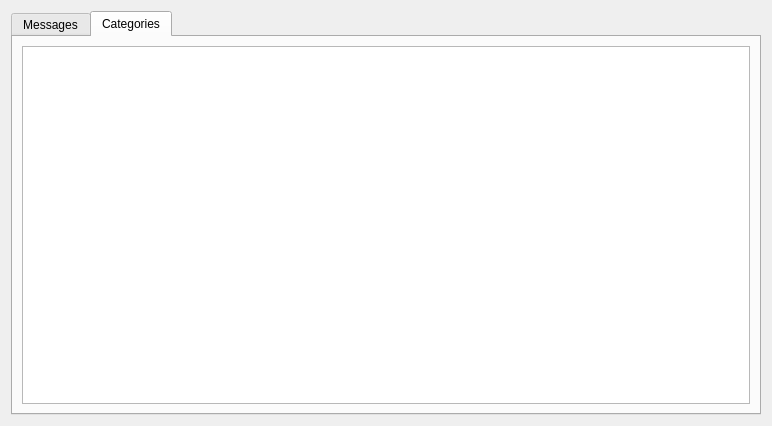
Above: ui/tools/messagehandler/messagehandlerwidget.ui from deepin-community/gammaray before the change. Below: the same form after it.
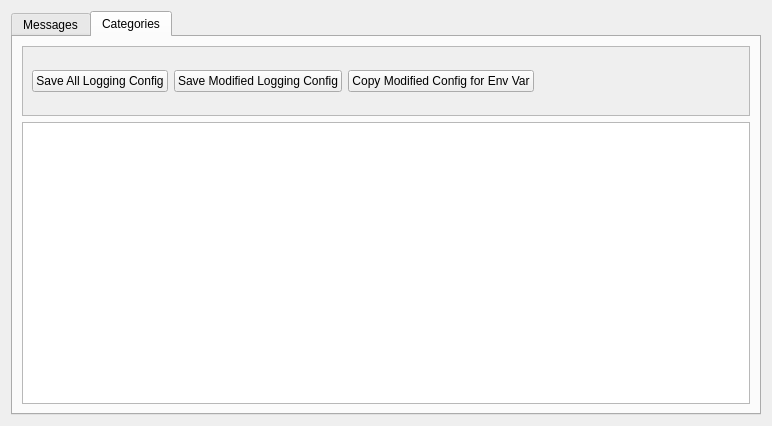
That is the form after the change. The open tabs and pages were chosen to show the change. Custom widgets are drawn as their Qt base class.

The edit to the form file:
```diff
--- a/ui/tools/messagehandler/messagehandlerwidget.ui
+++ b/ui/tools/messagehandler/messagehandlerwidget.ui
@@ -10,7 +10,7 @@
     <height>426</height>
    </rect>
   </property>
-  <layout class="QVBoxLayout" name="verticalLayout_3">
+  <layout class="QHBoxLayout" name="horizontalLayout_3">
    <item>
     <widget class="QTabWidget" name="tabWidget">
      <property name="currentIndex">
@@ -62,9 +62,77 @@
       <attribute name="title">
        <string>Categories</string>
       </attribute>
-      <layout class="QVBoxLayout" name="verticalLayout_4">
+      <layout class="QVBoxLayout" name="verticalLayout_5">
+       <item>
+        <widget class="QScrollArea" name="scrollArea">
+         <property name="sizePolicy">
+          <sizepolicy hsizetype="Expanding" vsizetype="Minimum">
+           <horstretch>0</horstretch>
+           <verstretch>0</verstretch>
+          </sizepolicy>
+         </property>
+         <property name="frameShadow">
+          <enum>QFrame::Shadow::Sunken</enum>
+         </property>
+         <property name="sizeAdjustPolicy">
+          <enum>QAbstractScrollArea::SizeAdjustPolicy::AdjustToContents</enum>
+         </property>
+         <property name="widgetResizable">
+          <bool>true</bool>
+         </property>
+         <widget class="QWidget" name="scrollAreaWidgetContents_3">
+          <property name="geometry">
+           <rect>
+            <x>0</x>
+            <y>0</y>
+            <width>730</width>
+            <height>68</height>
+           </rect>
+          </property>
+          <layout class="QHBoxLayout" name="horizontalLayout_4">
+           <item>
+            <widget class="QPushButton" name="saveAllConf">
+             <property name="text">
+              <string>Save All Logging Config</string>
+             </property>
+            </widget>
+           </item>
+           <item>
+            <widget class="QPushButton" name="saveModConf">
+             <property name="text">
+              <string>Save Modified Logging Config</string>
+             </property>
+            </widget>
+           </item>
+           <item>
+            <widget class="QPushButton" name="copyModConf">
+             <property name="text">
+              <string>Copy Modified Config for Env Var</string>
+             </property>
+            </widget>
+           </item>
+           <item>
+            <spacer name="horizontalSpacer">
+             <property name="orientation">
+              <enum>Qt::Orientation::Horizontal</enum>
+             </property>
+             <property name="sizeHint" stdset="0">
+              <size>
+               <width>328</width>
+               <height>14</height>
+              </size>
+             </property>
+            </spacer>
+           </item>
+          </layout>
+         </widget>
+        </widget>
+       </item>
        <item>
         <widget class="GammaRay::DeferredTreeView" name="categoriesView">
+         <property name="sizeAdjustPolicy">
+          <enum>QAbstractScrollArea::SizeAdjustPolicy::AdjustToContents</enum>
+         </property>
          <property name="rootIsDecorated">
           <bool>false</bool>
          </property>
```
Left out of the diff: 6 changed lines with no effect on the pictures.
